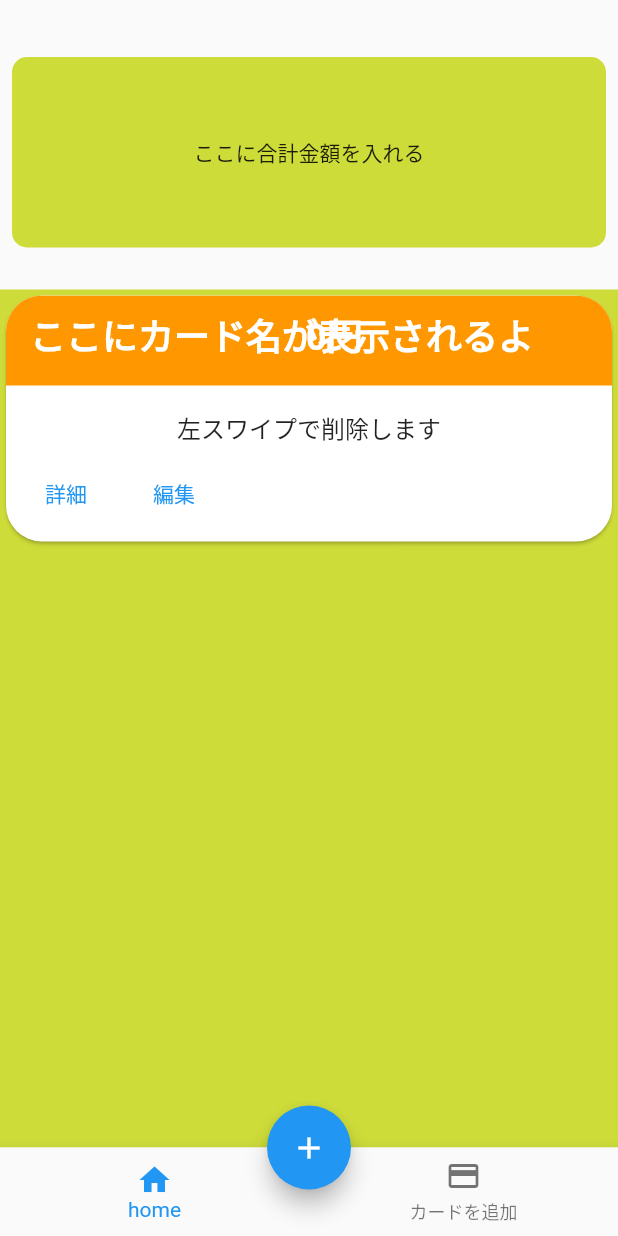
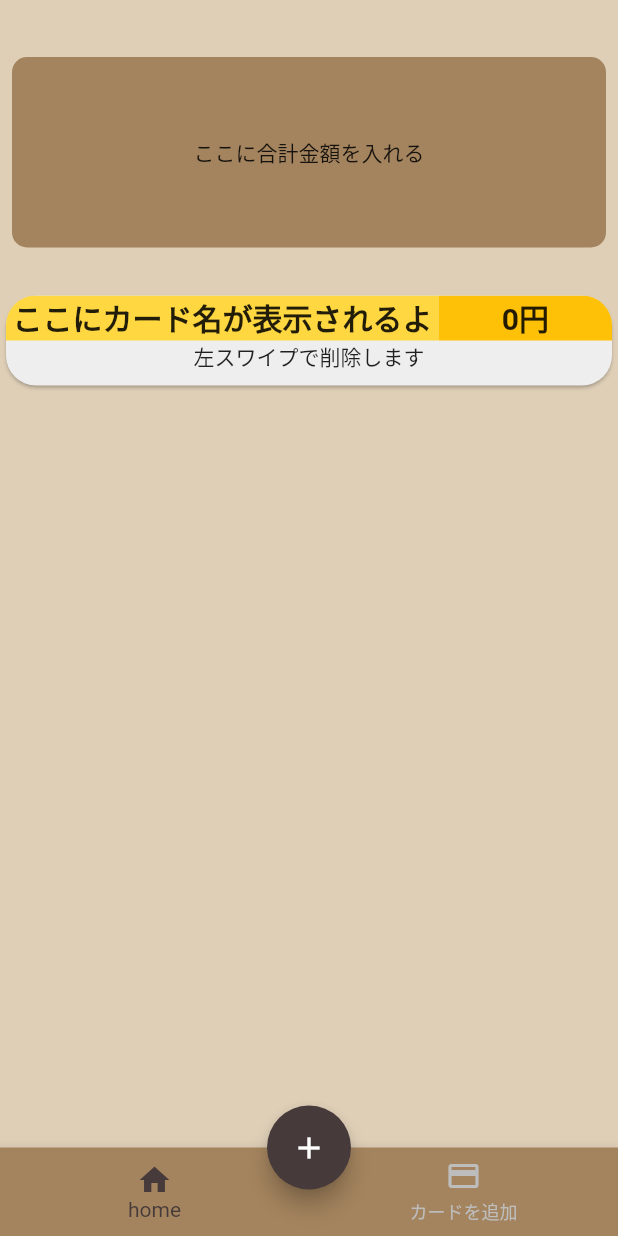
Before and after one commit to koki1126/creditcard-statement-note, a Flutter app: the screen it shows after launch, on a phone screen of 412 x 824 dp. Run offline on Flutter 3.47's test engine with Material 2 defaults, Android fonts, the phone set to English and light mode, and no system bars; our stand-ins replace sqflite; missing offline and left inert: flutter_device_type; accounts and stored records are empty.

Commit message:
デザインの変更(暫定)

```diff
--- a/lib/add_statement.dart
+++ b/lib/add_statement.dart
@@ -2,7 +2,7 @@ import 'package:creditcard_statement_note/components/creditcard_statement_model.
 import 'package:flutter/cupertino.dart';
 import 'package:flutter/material.dart';
 import 'package:flutter/services.dart';
-import 'kcustom_input_decoration.dart';
+import 'kconstant.dart';
 import 'database_helper.dart';
 import 'package:uuid/uuid.dart';
 
@@ -45,6 +45,7 @@ class AddStatement extends StatelessWidget {
             Padding(
               padding: const EdgeInsets.all(20.0),
               child: TextField(
+                maxLength: 6,
                 onChanged: (value) {
                   inputPrice = int.parse(value);
                   print(inputPrice);
@@ -63,6 +64,7 @@ class AddStatement extends StatelessWidget {
             Padding(
               padding: const EdgeInsets.all(20.0),
               child: TextField(
+                maxLength: 25,
                 onChanged: (value) {
                   inputNote = value;
                   print(inputNote);
--- a/lib/components/statement.dart
+++ b/lib/components/statement.dart
@@ -1,4 +1,5 @@
 import 'package:flutter/material.dart';
+import 'package:creditcard_statement_note/kconstant.dart';
 
 class Statement extends StatelessWidget {
   final String cn;
@@ -13,79 +14,120 @@ class Statement extends StatelessWidget {
   Widget build(BuildContext context) {
     return SizedBox(
       child: Card(
+        color: Colors.grey[200],
         clipBehavior: Clip.antiAlias,
         shape: RoundedRectangleBorder(
-          borderRadius: BorderRadius.circular(24),
+          borderRadius: BorderRadius.circular(20),
         ),
         child: Column(
           children: [
-            Stack(
+            Row(
               children: [
-                Container(
-                  color: Colors.orange,
-                  height: 60,
-                ),
-                Positioned(
-                  bottom: 16,
-                  right: 16,
-                  left: 16,
+                Expanded(
+                  flex: 5,
+                  child: Container(
+                    height: 30,
+                    color: Colors.amberAccent,
+                    child: Center(
                       child: Text(
                         cn,
-                    style: const TextStyle(
+                        style: TextStyle(
+                          fontSize: 20,
                           fontWeight: FontWeight.bold,
-                      color: Colors.white,
-                      fontSize: 24,
                         ),
                       ),
                     ),
-                Positioned(
-                  bottom: 16,
-                  right: 16,
-                  left: 200,
+                  ),
+                ),
+                Expanded(
+                  flex: 2,
+                  child: Container(
+                    height: 30,
+                    color: Colors.amber,
+                    child: Center(
                       child: Text(
                         '$pr円',
-                    style: const TextStyle(
+                        style: TextStyle(
+                          fontSize: 20,
                           fontWeight: FontWeight.bold,
-                      color: Colors.white,
-                      fontSize: 24,
+                        ),
+                      ),
                     ),
                   ),
                 ),
               ],
             ),
-            Padding(
-              padding: const EdgeInsets.all(16).copyWith(bottom: 0),
+            Container(
+              height: 30,
+              // color: Colors.pink,
               child: Text(
                 nt,
-                style: const TextStyle(fontSize: 16),
-              ),
-            ),
-            ButtonBar(
-              alignment: MainAxisAlignment.start,
-              children: [
-                ElevatedButton(
-                  onPressed: () {},
-                  child: const Text('詳細'),
-                  style: ElevatedButton.styleFrom(
-                    primary: Colors.transparent,
-                    elevation: 0,
-                    onPrimary: Colors.blue,
-                  ),
-                ),
-                ElevatedButton(
-                  onPressed: () {},
-                  child: const Text('編集'),
-                  style: ElevatedButton.styleFrom(
-                    primary: Colors.transparent,
-                    elevation: 0,
-                    onPrimary: Colors.blue,
+                textAlign: TextAlign.start,
               ),
             ),
           ],
-            )
-          ],
         ),
       ),
+      // child: Column(
+      //   children: [
+      //     Stack(
+      //       children: [
+      //         Container(
+      //           color: Colors.orange,
+      //           height: 40,
+      //         ),
+      //         Positioned(
+      //           bottom: 16,
+      //           right: 16,
+      //           left: 16,
+      //           child: Text(
+      //             cn,
+      //             style: const TextStyle(
+      //               fontWeight: FontWeight.bold,
+      //               color: Colors.white,
+      //               fontSize: 24,
+      //             ),
+      //           ),
+      //         ),
+      //         Positioned(
+      //           bottom: 16,
+      //           right: 16,
+      //           left: 200,
+      //           child: Text(
+      //             '$pr円',
+      //             style: const TextStyle(
+      //               fontWeight: FontWeight.bold,
+      //               color: Colors.white,
+      //               fontSize: 24,
+      //             ),
+      //           ),
+      //         ),
+      //       ],
+      //     ),
+      //     Padding(
+      //       padding: const EdgeInsets.all(56).copyWith(bottom: 0),
+      //       child: Text(
+      //         nt,
+      //         style: const TextStyle(fontSize: 20),
+      //       ),
+      //     ),
+      //     ButtonBar(
+      //       alignment: MainAxisAlignment.start,
+      //       children: [
+      //         ElevatedButton(
+      //           onPressed: () {},
+      //           child: const Text('編集'),
+      //           style: ElevatedButton.styleFrom(
+      //             primary: Colors.transparent,
+      //             elevation: 0,
+      //             onPrimary: Colors.blue,
+      //           ),
+      //         ),
+      //       ],
+      //     )
+      //   ],
+      // ),
+      // ),
     );
   }
 }
--- a/lib/home_page.dart
+++ b/lib/home_page.dart
@@ -1,10 +1,9 @@
-import 'package:creditcard_statement_note/components/creditcard_statement_model.dart';
 import 'package:creditcard_statement_note/database_helper.dart';
 import 'package:flutter/material.dart';
 import 'package:creditcard_statement_note/components/statement.dart';
-import 'package:sqflite/sqlite_api.dart';
 import 'components/statement.dart';
 import 'database_helper.dart';
+import 'kconstant.dart';
 
 class TotalPage extends StatefulWidget {
   const TotalPage({
@@ -33,7 +32,8 @@ class _TotalPageState extends State<TotalPage> {
               padding: const EdgeInsets.all(8.0),
               child: Container(
                 decoration: BoxDecoration(
-                  color: Colors.lime,
+                  // color: Colors.lime,
+                  color: kbackgroundColor2,
                   borderRadius: BorderRadius.circular(10),
                 ),
                 child: const Center(
@@ -57,7 +57,8 @@ class _TotalPageState extends State<TotalPage> {
                   if (snapshot.hasData) {
                     return Container(
                       decoration: const BoxDecoration(
-                        color: Colors.lime,
+                        // color: Colors.lime,
+                        color: kbackgroundColor1,
                       ),
                       child: ListView.builder(
                         itemCount: snapshot.data.length,
--- a/lib/kcustom_input_decoration.dart
+++ b/lib/kconstant.dart
@@ -15,3 +15,8 @@ const kCustomEnableBorder = OutlineInputBorder(
 const kCustomborder = OutlineInputBorder(
   borderRadius: BorderRadius.all(Radius.circular(10.0)),
 );
+
+//背景色
+const kbackgroundColor1 = Color.fromRGBO(223, 207, 183, 1);
+const kbackgroundColor2 = Color.fromRGBO(164, 132, 94, 1);
+const kbackgroundColor3 = Color.fromRGBO(70, 58, 58, 1);
--- a/lib/main_page.dart
+++ b/lib/main_page.dart
@@ -2,6 +2,7 @@ import 'package:flutter/material.dart';
 import 'edit_creditcard.dart';
 import 'home_page.dart';
 import 'database_helper.dart';
+import 'kconstant.dart';
 
 class MainPage extends StatefulWidget {
   const MainPage({Key? key}) : super(key: key);
@@ -34,8 +35,10 @@ class _MainPageState extends State<MainPage> {
 
   Widget build(BuildContext context) {
     return Scaffold(
+      backgroundColor: kbackgroundColor1,
       body: _pages[_selectedIndex],
       floatingActionButton: FloatingActionButton(
+        backgroundColor: kbackgroundColor3,
         child: const Icon(Icons.add),
         tooltip: '明細を追加します',
         onPressed: () async {
@@ -45,6 +48,9 @@ class _MainPageState extends State<MainPage> {
       ),
       floatingActionButtonLocation: FloatingActionButtonLocation.centerDocked,
       bottomNavigationBar: BottomNavigationBar(
+        selectedItemColor: kbackgroundColor3,
+        unselectedItemColor: Colors.grey[400],
+        backgroundColor: kbackgroundColor2,
         items: const <BottomNavigationBarItem>[
           BottomNavigationBarItem(
             icon: Icon(Icons.home),
```
Lines whose indentation alone changed are shown as unchanged.
